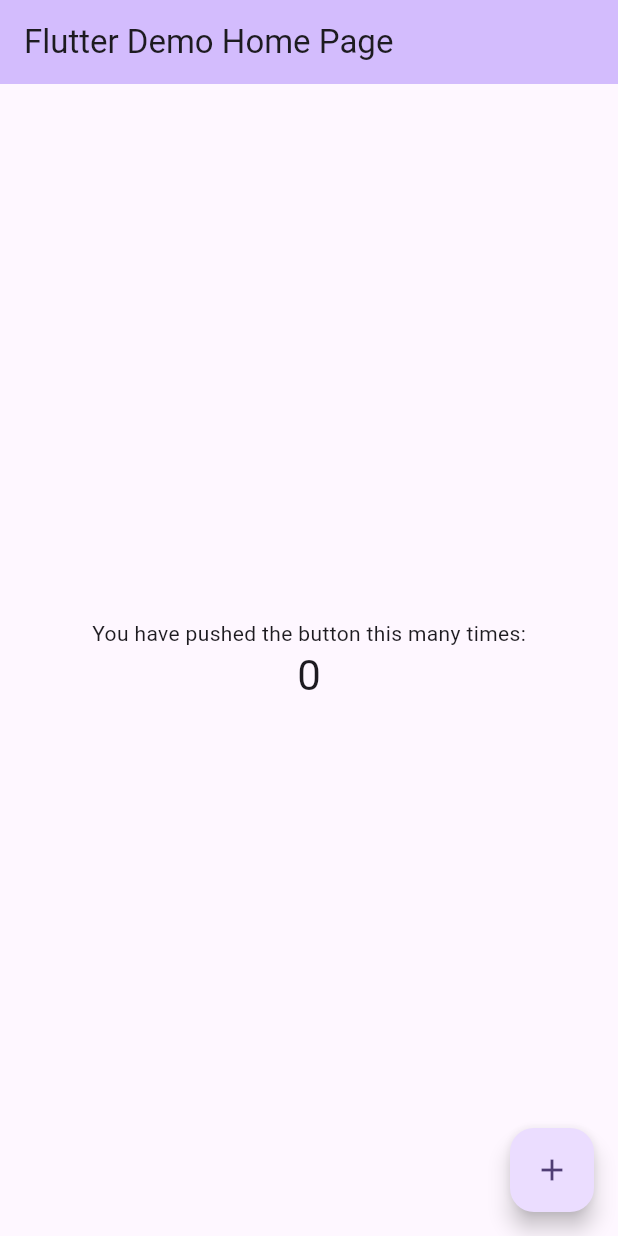
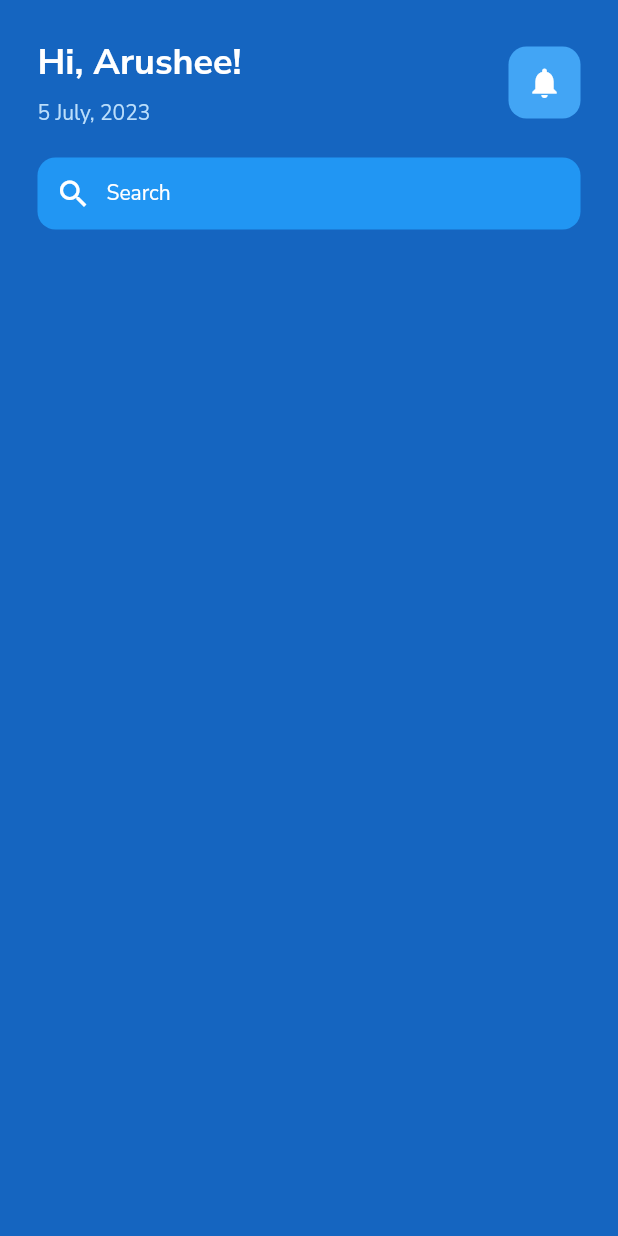
Before and after one commit to GAmuzak/mental_health_app, a Flutter app: the screen it shows after launch, on a phone screen of 412 x 824 dp. Run offline on Flutter 3.47's test engine with Material 2 defaults, Android fonts, the phone set to English and light mode, and no system bars.

Commit message:
Intro text and Search bar

```diff
--- a/mental_health_app/lib/main.dart
+++ b/mental_health_app/lib/main.dart
@@ -1,125 +1,30 @@
+// ignore_for_file: prefer_const_literals_to_create_immutables, prefer_const_constructors
+
+
 import 'package:flutter/material.dart';
+import 'package:mental_health_app/pages/home_page.dart';
+import 'package:flutter/services.dart';
 
-void main() {
+Future<void> main() async {
+  WidgetsFlutterBinding.ensureInitialized();
+  SystemChrome.setEnabledSystemUIMode(SystemUiMode.edgeToEdge);
+  SystemChrome.setSystemUIOverlayStyle(
+  const SystemUiOverlayStyle(statusBarColor: Colors.transparent),
+  );
   runApp(const MyApp());
 }
 
 class MyApp extends StatelessWidget {
   const MyApp({super.key});
 
-  // This widget is the root of your application.
   @override
   Widget build(BuildContext context) {
     return MaterialApp(
-      title: 'Flutter Demo',
+      debugShowCheckedModeBanner: false,
       theme: ThemeData(
-        // This is the theme of your application.
-        //
-        // TRY THIS: Try running your application with "flutter run". You'll see
-        // the application has a blue toolbar. Then, without quitting the app,
-        // try changing the seedColor in the colorScheme below to Colors.green
-        // and then invoke "hot reload" (save your changes or press the "hot
-        // reload" button in a Flutter-supported IDE, or press "r" if you used
-        // the command line to start the app).
-        //
-        // Notice that the counter didn't reset back to zero; the application
-        // state is not lost during the reload. To reset the state, use hot
-        // restart instead.
-        //
-        // This works for code too, not just values: Most code changes can be
-        // tested with just a hot reload.
-        colorScheme: ColorScheme.fromSeed(seedColor: Colors.deepPurple),
-        useMaterial3: true,
+        fontFamily: 'NunitoSans'
       ),
-      home: const MyHomePage(title: 'Flutter Demo Home Page'),
+      home: HomePage(),
     );
   }
 }
-
-class MyHomePage extends StatefulWidget {
-  const MyHomePage({super.key, required this.title});
-
-  // This widget is the home page of your application. It is stateful, meaning
-  // that it has a State object (defined below) that contains fields that affect
-  // how it looks.
-
-  // This class is the configuration for the state. It holds the values (in this
-  // case the title) provided by the parent (in this case the App widget) and
-  // used by the build method of the State. Fields in a Widget subclass are
-  // always marked "final".
-
-  final String title;
-
-  @override
-  State<MyHomePage> createState() => _MyHomePageState();
-}
-
-class _MyHomePageState extends State<MyHomePage> {
-  int _counter = 0;
-
-  void _incrementCounter() {
-    setState(() {
-      // This call to setState tells the Flutter framework that something has
-      // changed in this State, which causes it to rerun the build method below
-      // so that the display can reflect the updated values. If we changed
-      // _counter without calling setState(), then the build method would not be
-      // called again, and so nothing would appear to happen.
-      _counter++;
-    });
-  }
-
-  @override
-  Widget build(BuildContext context) {
-    // This method is rerun every time setState is called, for instance as done
-    // by the _incrementCounter method above.
-    //
-    // The Flutter framework has been optimized to make rerunning build methods
-    // fast, so that you can just rebuild anything that needs updating rather
-    // than having to individually change instances of widgets.
-    return Scaffold(
-      appBar: AppBar(
-        // TRY THIS: Try changing the color here to a specific color (to
-        // Colors.amber, perhaps?) and trigger a hot reload to see the AppBar
-        // change color while the other colors stay the same.
-        backgroundColor: Theme.of(context).colorScheme.inversePrimary,
-        // Here we take the value from the MyHomePage object that was created by
-        // the App.build method, and use it to set our appbar title.
-        title: Text(widget.title),
-      ),
-      body: Center(
-        // Center is a layout widget. It takes a single child and positions it
-        // in the middle of the parent.
-        child: Column(
-          // Column is also a layout widget. It takes a list of children and
-          // arranges them vertically. By default, it sizes itself to fit its
-          // children horizontally, and tries to be as tall as its parent.
-          //
-          // Column has various properties to control how it sizes itself and
-          // how it positions its children. Here we use mainAxisAlignment to
-          // center the children vertically; the main axis here is the vertical
-          // axis because Columns are vertical (the cross axis would be
-          // horizontal).
-          //
-          // TRY THIS: Invoke "debug painting" (choose the "Toggle Debug Paint"
-          // action in the IDE, or press "p" in the console), to see the
-          // wireframe for each widget.
-          mainAxisAlignment: MainAxisAlignment.center,
-          children: <Widget>[
-            const Text(
-              'You have pushed the button this many times:',
-            ),
-            Text(
-              '$_counter',
-              style: Theme.of(context).textTheme.headlineMedium,
-            ),
-          ],
-        ),
-      ),
-      floatingActionButton: FloatingActionButton(
-        onPressed: _incrementCounter,
-        tooltip: 'Increment',
-        child: const Icon(Icons.add),
-      ), // This trailing comma makes auto-formatting nicer for build methods.
-    );
-  }
-}
--- /dev/null
+++ b/mental_health_app/lib/pages/home_page.dart
@@ -0,0 +1,81 @@
+// ignore_for_file: prefer_const_literals_to_create_immutables, prefer_const_constructors
+
+import 'package:flutter/material.dart';
+
+class HomePage extends StatefulWidget {
+  const HomePage({super.key});
+
+  @override
+  State<HomePage> createState() => _HomePageState();
+}
+
+class _HomePageState extends State<HomePage> {
+  @override
+  Widget build(BuildContext context) {
+    return Scaffold(
+      backgroundColor: Colors.blue[800],
+      body: SafeArea(
+        child: Padding(
+          padding: const EdgeInsets.all(25.0),
+          child: Column(
+            children: [
+              Row(
+                mainAxisAlignment: MainAxisAlignment.spaceBetween,
+                children: [
+                  Column(
+                    crossAxisAlignment: CrossAxisAlignment.start,
+                    children: [
+                      Text(
+                        "Hi, Arushee!",
+                        style: TextStyle(
+                          color: Colors.white,
+                          fontSize: 24,
+                          fontWeight: FontWeight.bold
+                        ),
+                      ),
+                      SizedBox(height: 8,),
+                      Text(
+                        "5 July, 2023",
+                        style: TextStyle(
+                          color: Colors.blue[100],
+
+                        ),
+                      )
+                    ],
+                  ),
+                  Container(
+                    decoration: BoxDecoration(
+                      color: Colors.blue[400],
+                      borderRadius: BorderRadius.circular(12),
+                    ),
+                    padding: EdgeInsets.all(12),
+                    child: Icon(
+                      Icons.notifications,
+                      color: Colors.white,
+                    ),
+                  ),
+                ],
+              ),
+              SizedBox(height:20),
+              Container(
+                padding: EdgeInsets.all(12),
+                decoration: BoxDecoration(
+                  color: Colors.blue[500],
+                  borderRadius: BorderRadius.circular(12),
+                ),
+
+                child: Row(
+                  children: [
+                    Icon(Icons.search, color: Colors.white,),
+                    SizedBox(width: 10),
+                    Text("Search", style: TextStyle(color: Colors.white),),
+                  ],
+                ),
+              ),
+            ],
+          ),
+        ),
+      )
+    );
+  }
+}
```
Also changed, not shown: mental_health_app/pubspec.yaml (+8 -35 lines), mental_health_app/assets/fonts/NunitoSans_10pt-Bold.ttf (added), mental_health_app/assets/fonts/NunitoSans_10pt-Italic.ttf (added), mental_health_app/assets/fonts/NunitoSans_10pt-Regular.ttf (added).
